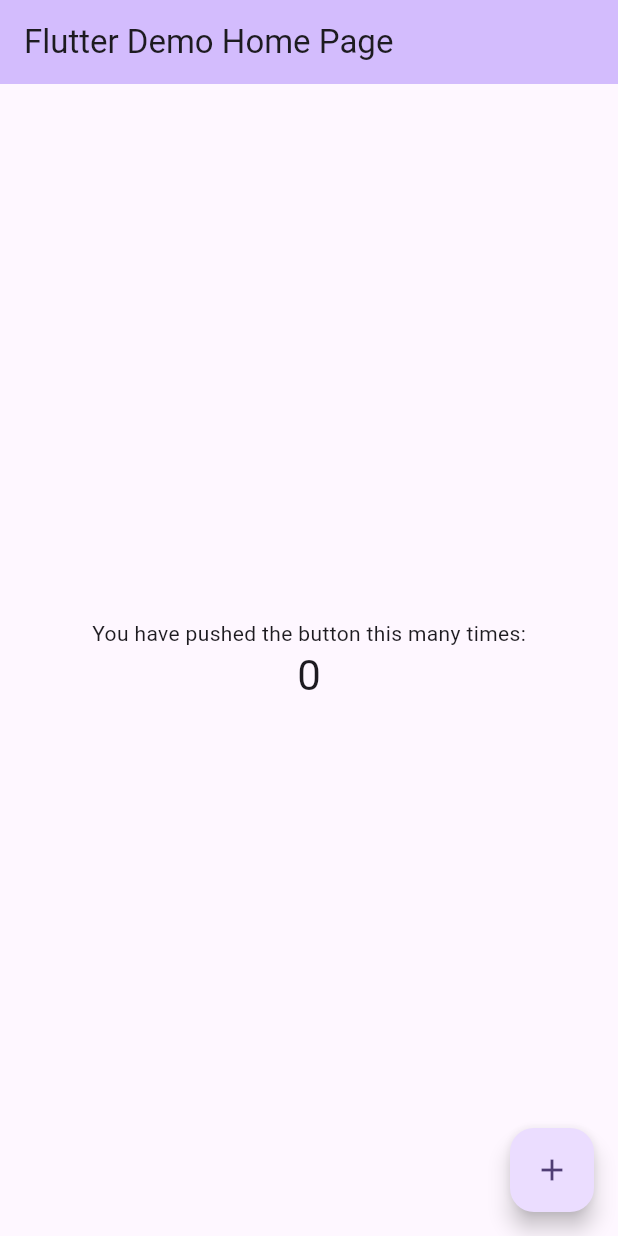
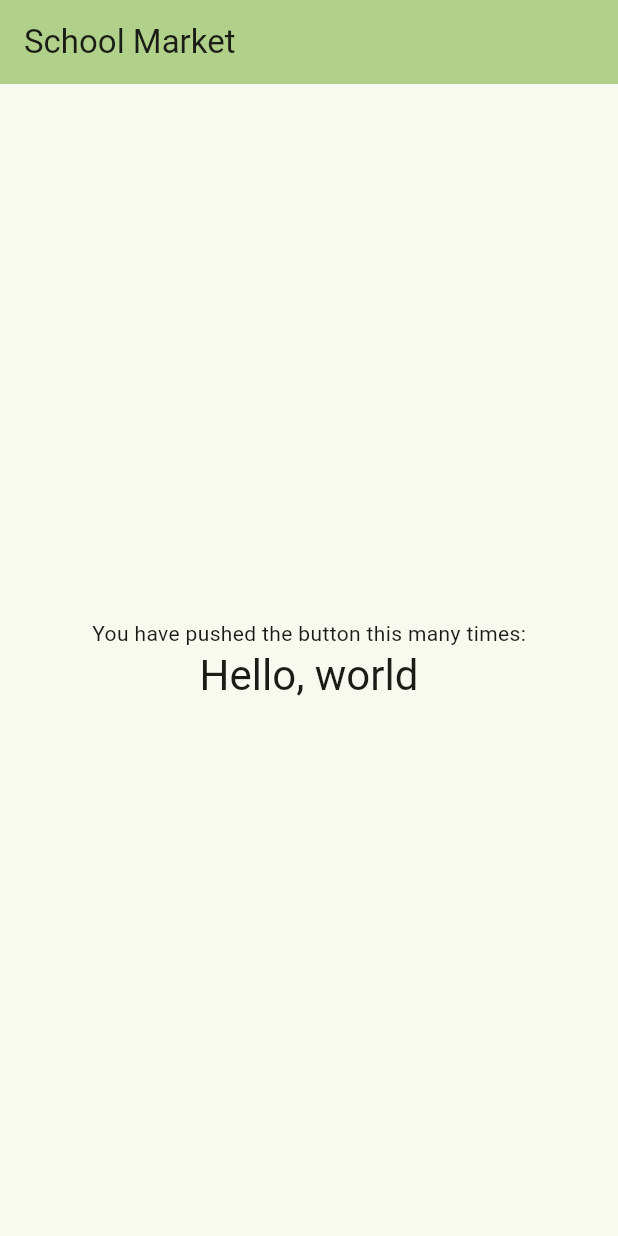
Before and after one commit to Sonny-Kor/SchoolMarket, a Flutter app: the screen it shows after launch, on a phone screen of 412 x 824 dp. Run offline on Flutter 3.47's test engine with Material 2 defaults, Android fonts, the phone set to English and light mode, and no system bars.

Commit message:
파일분리

```diff
--- a/lib/main.dart
+++ b/lib/main.dart
@@ -1,4 +1,5 @@
 import 'package:flutter/material.dart';
+import 'package:app/views/intro/Intro.dart';
 
 void main() {
   runApp(const MyApp());
@@ -13,113 +14,10 @@ class MyApp extends StatelessWidget {
     return MaterialApp(
       title: 'Flutter Demo',
       theme: ThemeData(
-        // This is the theme of your application.
-        //
-        // TRY THIS: Try running your application with "flutter run". You'll see
-        // the application has a blue toolbar. Then, without quitting the app,
-        // try changing the seedColor in the colorScheme below to Colors.green
-        // and then invoke "hot reload" (save your changes or press the "hot
-        // reload" button in a Flutter-supported IDE, or press "r" if you used
-        // the command line to start the app).
-        //
-        // Notice that the counter didn't reset back to zero; the application
-        // state is not lost during the reload. To reset the state, use hot
-        // restart instead.
-        //
-        // This works for code too, not just values: Most code changes can be
-        // tested with just a hot reload.
-        colorScheme: ColorScheme.fromSeed(seedColor: Colors.deepPurple),
+        colorScheme: ColorScheme.fromSeed(seedColor: Colors.lightGreen),
         useMaterial3: true,
       ),
-      home: const MyHomePage(title: 'Flutter Demo Home Page'),
+      home: const Intro(),
     );
   }
 }
-
-class MyHomePage extends StatefulWidget {
-  const MyHomePage({super.key, required this.title});
-
-  // This widget is the home page of your application. It is stateful, meaning
-  // that it has a State object (defined below) that contains fields that affect
-  // how it looks.
-
-  // This class is the configuration for the state. It holds the values (in this
-  // case the title) provided by the parent (in this case the App widget) and
-  // used by the build method of the State. Fields in a Widget subclass are
-  // always marked "final".
-
-  final String title;
-
-  @override
-  State<MyHomePage> createState() => _MyHomePageState();
-}
-
-class _MyHomePageState extends State<MyHomePage> {
-  int _counter = 0;
-
-  void _incrementCounter() {
-    setState(() {
-      // This call to setState tells the Flutter framework that something has
-      // changed in this State, which causes it to rerun the build method below
-      // so that the display can reflect the updated values. If we changed
-      // _counter without calling setState(), then the build method would not be
-      // called again, and so nothing would appear to happen.
-      _counter++;
-    });
-  }
-
-  @override
-  Widget build(BuildContext context) {
-    // This method is rerun every time setState is called, for instance as done
-    // by the _incrementCounter method above.
-    //
-    // The Flutter framework has been optimized to make rerunning build methods
-    // fast, so that you can just rebuild anything that needs updating rather
-    // than having to individually change instances of widgets.
-    return Scaffold(
-      appBar: AppBar(
-        // TRY THIS: Try changing the color here to a specific color (to
-        // Colors.amber, perhaps?) and trigger a hot reload to see the AppBar
-        // change color while the other colors stay the same.
-        backgroundColor: Theme.of(context).colorScheme.inversePrimary,
-        // Here we take the value from the MyHomePage object that was created by
-        // the App.build method, and use it to set our appbar title.
-        title: Text(widget.title),
-      ),
-      body: Center(
-        // Center is a layout widget. It takes a single child and positions it
-        // in the middle of the parent.
-        child: Column(
-          // Column is also a layout widget. It takes a list of children and
-          // arranges them vertically. By default, it sizes itself to fit its
-          // children horizontally, and tries to be as tall as its parent.
-          //
-          // Column has various properties to control how it sizes itself and
-          // how it positions its children. Here we use mainAxisAlignment to
-          // center the children vertically; the main axis here is the vertical
-          // axis because Columns are vertical (the cross axis would be
-          // horizontal).
-          //
-          // TRY THIS: Invoke "debug painting" (choose the "Toggle Debug Paint"
-          // action in the IDE, or press "p" in the console), to see the
-          // wireframe for each widget.
-          mainAxisAlignment: MainAxisAlignment.center,
-          children: <Widget>[
-            const Text(
-              'You have pushed the button this many times:',
-            ),
-            Text(
-              '$_counter',
-              style: Theme.of(context).textTheme.headlineMedium,
-            ),
-          ],
-        ),
-      ),
-      floatingActionButton: FloatingActionButton(
-        onPressed: _incrementCounter,
-        tooltip: 'Increment',
-        child: const Icon(Icons.add),
-      ), // This trailing comma makes auto-formatting nicer for build methods.
-    );
-  }
-}
--- a/lib/views/intro/Intro.dart
+++ b/lib/views/intro/Intro.dart
@@ -1,3 +1,32 @@
 /* TODO : 시작페이지, 앱소개에 대한 정보 스크린
 Figma : 시작페이지
 */
+import 'package:flutter/material.dart';
+
+class Intro extends StatelessWidget {
+  const Intro({Key? key}) : super(key: key);
+
+  @override
+  Widget build(BuildContext context) {
+    return Scaffold(
+      appBar: AppBar(
+        backgroundColor: Theme.of(context).colorScheme.inversePrimary,
+        title: const Text("School Market"),
+      ),
+      body: Center(
+        child: Column(
+          mainAxisAlignment: MainAxisAlignment.center,
+          children: <Widget>[
+            const Text(
+              'You have pushed the button this many times:',
+            ),
+            Text(
+              "Hello, world",
+              style: Theme.of(context).textTheme.headlineMedium,
+            ),
+          ],
+        ),
+      ),
+    );
+  }
+}
```
